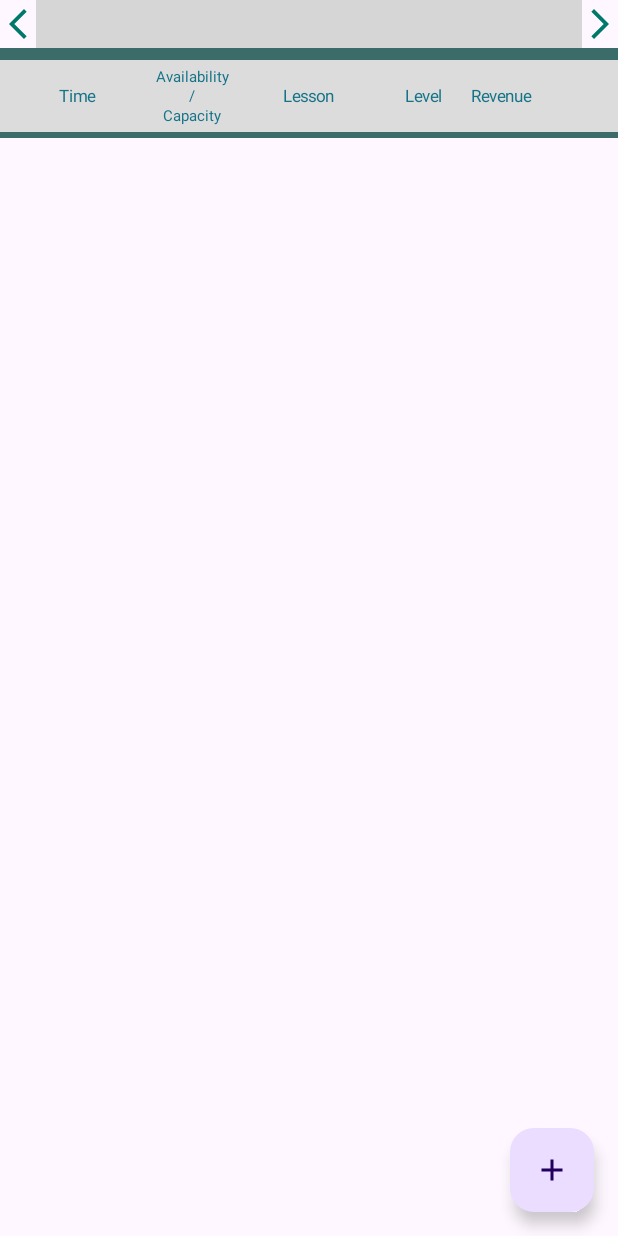
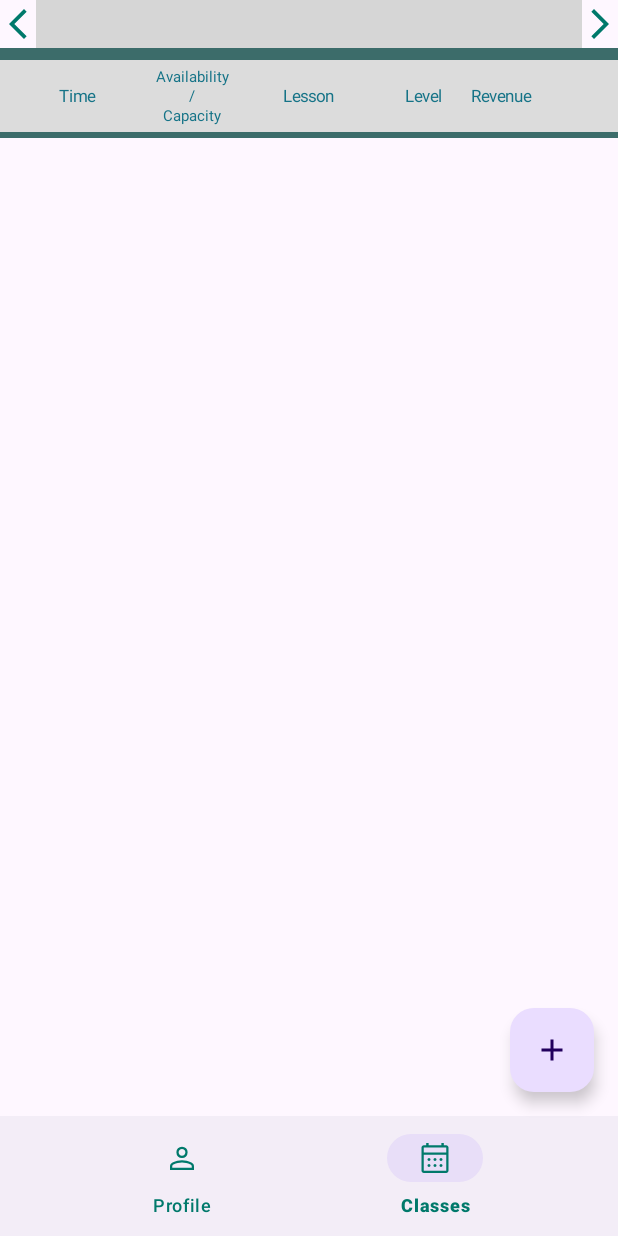
Before and after one commit to netanellevine/Yoga_Time, an Android app: the InstructorDiaryWeekly screen opened directly, with no data from a screen before it, on a phone screen of 412 x 824 dp. Run offline under Robolectric (Android 15) with nearby library versions, the phone set to English and light mode, and no system bars; our stand-ins replace Firebase (no records; nobody signed in at launch, a user with empty details on screens opened directly); libraries missing offline, so code that uses them is left out: com.kizitonwose.calendar; plain views replace WeekCalendarView; Roboto replaces fonts that are not available here; 6 statements that could not run were skipped; grey boxes are pictures that could not be loaded.

Commit message:
added tabs

```diff
--- a/app/build.gradle
+++ b/app/build.gradle
@@ -37,7 +37,7 @@ android {
     sourceSets {
         main {
             res {
-                srcDirs 'src/main/res', 'src/main/res/layouts/res'
+                srcDirs 'src/main/res'
             }
         }
     }
@@ -54,6 +54,7 @@ dependencies {
     implementation 'androidx.navigation:navigation-ui-ktx:2.5.3'
     implementation 'com.tbuonomo:dotsindicator:4.3'
     implementation 'com.hbb20:ccp:2.6.1'
+    implementation 'androidx.lifecycle:lifecycle-livedata-ktx:2.5.1'
     testImplementation 'junit:junit:4.13.2'
     androidTestImplementation 'androidx.test.ext:junit:1.1.5'
     androidTestImplementation 'androidx.test.espresso:espresso-core:3.5.1'
--- a/app/src/main/java/com/example/yogatime/Instructor/InstructorDiaryWeekly.kt
+++ b/app/src/main/java/com/example/yogatime/Instructor/InstructorDiaryWeekly.kt
@@ -3,6 +3,7 @@ package com.example.yogatime.Instructor
 import Shared.Lesson
 import android.annotation.SuppressLint
 import android.content.Context
+import android.content.Intent
 import android.content.res.Resources
 import android.graphics.Color
 import android.os.Build
@@ -21,6 +22,7 @@ import androidx.annotation.RequiresApi
 import androidx.appcompat.app.AppCompatActivity
 import businessLogic.DataBL
 import com.example.yogatime.R
+import com.google.android.material.bottomnavigation.BottomNavigationView
 import com.google.android.material.floatingactionbutton.FloatingActionButton
 
 import com.kizitonwose.calendar.core.*
@@ -43,6 +45,8 @@ class InstructorDiaryWeekly: AppCompatActivity(), InstructorLessonPopupFragment.
     var width by Delegates.notNull<Float>()
     var height by Delegates.notNull<Float>()
     val GETCOLOR:  (Int) -> Int = {color: Int -> resources.getColor(color)}
+
+    private lateinit var bottomNavigationView: BottomNavigationView
 
     @RequiresApi(Build.VERSION_CODES.TIRAMISU)
     override fun onCreate(savedInstanceState: Bundle?) {
@@ -151,6 +155,23 @@ class InstructorDiaryWeekly: AppCompatActivity(), InstructorLessonPopupFragment.
         changeDate(findViewById(R.id.forward),true)
         changeDate(findViewById(R.id.backward),false)
         addHeaderToTable()
+
+
+        bottomNavigationView = findViewById(R.id.bottomNavigationView)
+        bottomNavigationView.selectedItemId = R.id.schedule_instructor_nav
+        bottomNavigationView.setOnItemSelectedListener { item ->
+            when (item.itemId) {
+                R.id.personal_profile_instructor_nav -> {
+                    startActivity(Intent(this, InstructorProfileActivity::class.java))
+                    overridePendingTransition(0, 0)
+                    true
+                }
+                R.id.schedule_instructor_nav -> {
+                    true
+                }
+                else -> false
+            }
+        }
 
     }
 
--- /dev/null
+++ b/app/src/main/res/drawable/ic_calendar_month.xml
@@ -0,0 +1,9 @@
+<vector xmlns:android="http://schemas.android.com/apk/res/android"
+    android:width="48dp"
+    android:height="48dp"
+    android:viewportWidth="48"
+    android:viewportHeight="48">
+  <path
+      android:fillColor="#FF000000"
+      android:pathData="M9,44q-1.2,0 -2.1,-0.9Q6,42.2 6,41L6,10q0,-1.2 0.9,-2.1Q7.8,7 9,7h3.25L12.25,4h3.25v3h17L32.5,4h3.25v3L39,7q1.2,0 2.1,0.9 0.9,0.9 0.9,2.1v31q0,1.2 -0.9,2.1 -0.9,0.9 -2.1,0.9ZM9,41h30L39,19.5L9,19.5L9,41ZM9,16.5h30L39,10L9,10ZM9,16.5L9,10v6.5ZM24,28q-0.85,0 -1.425,-0.575Q22,26.85 22,26q0,-0.85 0.575,-1.425Q23.15,24 24,24q0.85,0 1.425,0.575Q26,25.15 26,26q0,0.85 -0.575,1.425Q24.85,28 24,28ZM16,28q-0.85,0 -1.425,-0.575Q14,26.85 14,26q0,-0.85 0.575,-1.425Q15.15,24 16,24q0.85,0 1.425,0.575Q18,25.15 18,26q0,0.85 -0.575,1.425Q16.85,28 16,28ZM32,28q-0.85,0 -1.425,-0.575Q30,26.85 30,26q0,-0.85 0.575,-1.425Q31.15,24 32,24q0.85,0 1.425,0.575Q34,25.15 34,26q0,0.85 -0.575,1.425Q32.85,28 32,28ZM24,36q-0.85,0 -1.425,-0.575Q22,34.85 22,34q0,-0.85 0.575,-1.425Q23.15,32 24,32q0.85,0 1.425,0.575Q26,33.15 26,34q0,0.85 -0.575,1.425Q24.85,36 24,36ZM16,36q-0.85,0 -1.425,-0.575Q14,34.85 14,34q0,-0.85 0.575,-1.425Q15.15,32 16,32q0.85,0 1.425,0.575Q18,33.15 18,34q0,0.85 -0.575,1.425Q16.85,36 16,36ZM32,36q-0.85,0 -1.425,-0.575Q30,34.85 30,34q0,-0.85 0.575,-1.425Q31.15,32 32,32q0.85,0 1.425,0.575Q34,33.15 34,34q0,0.85 -0.575,1.425Q32.85,36 32,36Z"/>
+</vector>
--- /dev/null
+++ b/app/src/main/res/drawable/ic_personal_profile.xml
@@ -0,0 +1,9 @@
+<vector xmlns:android="http://schemas.android.com/apk/res/android"
+    android:width="48dp"
+    android:height="48dp"
+    android:viewportWidth="48"
+    android:viewportHeight="48">
+  <path
+      android:fillColor="#FF000000"
+      android:pathData="M24,23.95q-3.3,0 -5.4,-2.1 -2.1,-2.1 -2.1,-5.4 0,-3.3 2.1,-5.4 2.1,-2.1 5.4,-2.1 3.3,0 5.4,2.1 2.1,2.1 2.1,5.4 0,3.3 -2.1,5.4 -2.1,2.1 -5.4,2.1ZM8,40v-4.7q0,-1.9 0.95,-3.25T11.4,30q3.35,-1.5 6.425,-2.25Q20.9,27 24,27q3.1,0 6.15,0.775 3.05,0.775 6.4,2.225 1.55,0.7 2.5,2.05 0.95,1.35 0.95,3.25L40,40ZM11,37h26v-1.7q0,-0.8 -0.475,-1.525 -0.475,-0.725 -1.175,-1.075 -3.2,-1.55 -5.85,-2.125Q26.85,30 24,30t-5.55,0.575q-2.7,0.575 -5.85,2.125 -0.7,0.35 -1.15,1.075Q11,34.5 11,35.3ZM24,20.95q1.95,0 3.225,-1.275Q28.5,18.4 28.5,16.45q0,-1.95 -1.275,-3.225Q25.95,11.95 24,11.95q-1.95,0 -3.225,1.275Q19.5,14.5 19.5,16.45q0,1.95 1.275,3.225Q22.05,20.95 24,20.95ZM24,16.45ZM24,37Z"/>
+</vector>
--- a/app/src/main/res/layout/instructor_weekly.xml
+++ b/app/src/main/res/layout/instructor_weekly.xml
@@ -11,37 +11,35 @@
         android:layout_width="match_parent"
         android:layout_height="wrap_content"
         app:layout_constraintBottom_toBottomOf="parent"
+        app:layout_constraintEnd_toEndOf="parent"
         app:layout_constraintStart_toStartOf="parent"
-        app:layout_constraintEnd_toEndOf="parent"
         app:layout_constraintTop_toTopOf="parent"
-        app:layout_constraintVertical_bias="0.0"
-        >
+        app:layout_constraintVertical_bias="0.0">
 
 
         <com.kizitonwose.calendar.view.WeekCalendarView
             android:id="@+id/weekCalendarView"
             android:layout_width="match_parent"
             android:layout_height="wrap_content"
+            android:layout_marginStart="24dp"
             android:layout_marginEnd="24dp"
-            android:layout_marginStart="24dp"
             app:cv_dayViewResource="@layout/calendar_day_layout"
             app:layout_constraintBottom_toBottomOf="parent"
+            app:layout_constraintEnd_toEndOf="parent"
             app:layout_constraintStart_toStartOf="parent"
-            app:layout_constraintEnd_toEndOf="parent"
-            app:layout_constraintTop_toTopOf="parent"/>
-
+            app:layout_constraintTop_toTopOf="parent" />
 
 
         <ImageView
             android:id="@+id/backward"
             android:layout_width="wrap_content"
             android:layout_height="wrap_content"
+            android:background="@drawable/ic_baseline_arrow_back_ios_new_24"
             android:backgroundTint="@color/md_teal_700"
-            android:background="@drawable/ic_baseline_arrow_back_ios_new_24"
             app:layout_constraintBottom_toBottomOf="parent"
+            app:layout_constraintEnd_toStartOf="@id/weekCalendarView"
             app:layout_constraintStart_toStartOf="parent"
-            app:layout_constraintEnd_toStartOf="@id/weekCalendarView"
-            app:layout_constraintTop_toTopOf="parent"/>
+            app:layout_constraintTop_toTopOf="parent" />
 
         <ImageView
             android:id="@+id/forward"
@@ -50,9 +48,9 @@
             android:background="@drawable/ic_baseline_arrow_forward_ios_24"
             android:backgroundTint="@color/md_teal_700"
             app:layout_constraintBottom_toBottomOf="parent"
+            app:layout_constraintEnd_toEndOf="parent"
             app:layout_constraintStart_toEndOf="@id/weekCalendarView"
-            app:layout_constraintEnd_toEndOf="parent"
-            app:layout_constraintTop_toTopOf="parent"/>
+            app:layout_constraintTop_toTopOf="parent" />
 
     </androidx.constraintlayout.widget.ConstraintLayout>
 
@@ -60,12 +58,11 @@
         android:id="@+id/scrollView"
         android:layout_width="match_parent"
         android:layout_height="0dp"
+        android:fillViewport="true"
         app:layout_constraintBottom_toBottomOf="parent"
+        app:layout_constraintEnd_toEndOf="parent"
         app:layout_constraintStart_toStartOf="parent"
-        app:layout_constraintEnd_toEndOf="parent"
-        app:layout_constraintTop_toBottomOf="@id/constraintLayout"
-        android:fillViewport="true"
-        >
+        app:layout_constraintTop_toBottomOf="@id/constraintLayout">
 
         <LinearLayout
             android:id="@+id/timeLayout"
@@ -78,23 +75,33 @@
     </ScrollView>
 
     <androidx.coordinatorlayout.widget.CoordinatorLayout
+        android:id="@+id/coordinatorLayout"
         android:layout_width="match_parent"
         android:layout_height="match_parent">
-
-        <!-- Main content -->
 
         <com.google.android.material.floatingactionbutton.FloatingActionButton
             android:id="@+id/floating_action_button"
             android:layout_width="wrap_content"
             android:layout_height="wrap_content"
-            android:layout_gravity="bottom|end"
+            android:layout_gravity="top|end"
             android:layout_margin="16dp"
+            app:layout_anchor="@id/bottomNavigationView"
+            app:layout_anchorGravity="top|end"
             app:srcCompat="@drawable/ic_plus_24"
 
             />
 
+        <com.google.android.material.bottomnavigation.BottomNavigationView
+            android:id="@+id/bottomNavigationView"
+            android:layout_width="match_parent"
+            android:layout_height="wrap_content"
+            android:layout_gravity="bottom"
+            app:itemIconTint="@color/md_teal_700"
+            app:itemTextColor="@color/md_teal_700"
+            app:labelVisibilityMode="labeled"
+            app:layout_insetEdge="bottom"
+            app:menu="@menu/bottom_navigation_menu_instructor" />
     </androidx.coordinatorlayout.widget.CoordinatorLayout>
 
 
-
 </androidx.constraintlayout.widget.ConstraintLayout>
--- /dev/null
+++ b/app/src/main/res/menu/bottom_navigation_menu_instructor.xml
@@ -0,0 +1,15 @@
+<?xml version="1.0" encoding="utf-8"?>
+<menu xmlns:android="http://schemas.android.com/apk/res/android">
+    <item
+        android:id="@+id/personal_profile_instructor_nav"
+        android:enabled="true"
+        android:icon="@drawable/ic_personal_profile"
+        android:title="Profile"/>
+    <item
+        android:id="@+id/schedule_instructor_nav"
+        android:enabled="true"
+        android:icon="@drawable/ic_calendar_month"
+        android:title="Classes"/>
+
+
+</menu>
```
Also changed, not shown: app/src/main/AndroidManifest.xml (+23 -8 lines), app/src/main/java/com/example/yogatime/Instructor/InstructorProfileActivity.kt (added, +34 -0 lines), app/src/main/java/com/example/yogatime/Participant/ParticipantDiaryWeekly.kt (+23 -0 lines), app/src/main/java/com/example/yogatime/Participant/ParticipantProfileActivity.kt (added, +35 -0 lines), app/src/main/res/layout/activity_instructor_profile.xml (added, +27 -0 lines), app/src/main/res/layout/activity_participant_profile.xml (added, +27 -0 lines), app/src/main/res/layout/participant_weekly.xml (+19 -0 lines), app/src/main/res/menu/bottom_navigation_menu_participant.xml (added, +13 -0 lines), app/src/main/res/drawable/ic_baseline_remove_24.xml (renamed from app/src/main/res/layouts/res/drawable/ic_baseline_remove_24.xml).
